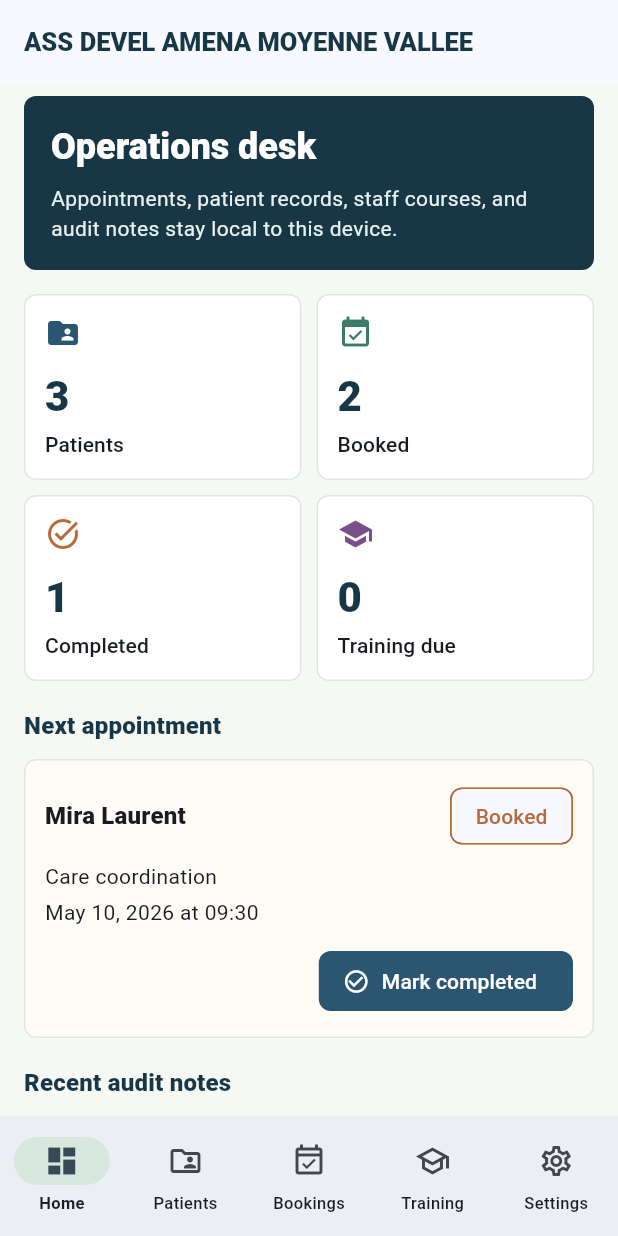
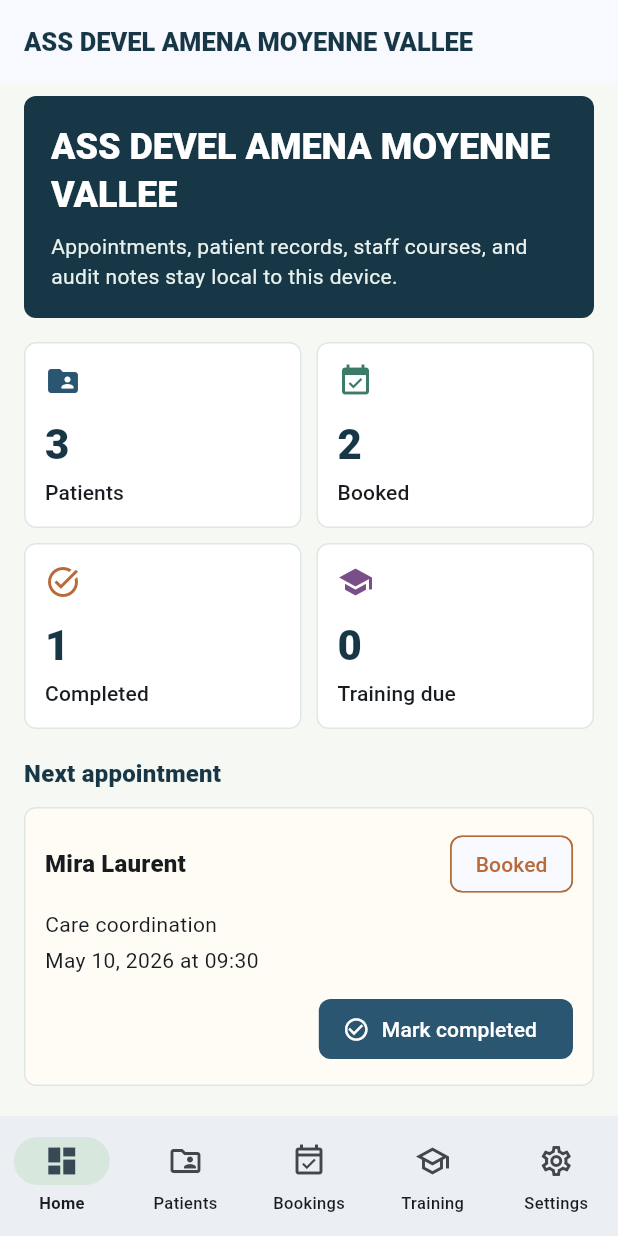
Before and after one commit to EOOrga/68d9d1141299230338e6c82b, a Flutter app: the screen it shows after launch, on a phone screen of 412 x 824 dp. Run offline on Flutter 3.47's test engine with Material 3 defaults, Android fonts, the phone set to English and light mode, and no system bars; our stand-ins replace shared_preferences.

Commit message:
Create Flutter variant com.sridila.amena_vallee_ops

```diff
--- a/lib/main.dart
+++ b/lib/main.dart
@@ -239,7 +239,7 @@ class DashboardScreen extends StatelessWidget {
         padding: const EdgeInsets.fromLTRB(16, 8, 16, 96),
         children: [
           const AppHeader(
-            title: 'Operations desk',
+            title: 'ASS DEVEL AMENA MOYENNE VALLEE',
             subtitle:
                 'Appointments, patient records, staff courses, and audit notes stay local to this device.',
           ),
--- a/pubspec.yaml
+++ b/pubspec.yaml
@@ -24,5 +24,5 @@ flutter:
 flutter_launcher_icons:
   android: true
   image_path: docs/icon.png
-  adaptive_icon_background: "#F6F8F4"
+  adaptive_icon_background: "#FFE51F"
   adaptive_icon_foreground: docs/icon.png
```
Also changed, not shown: docs/icon.png, 11 other files.
